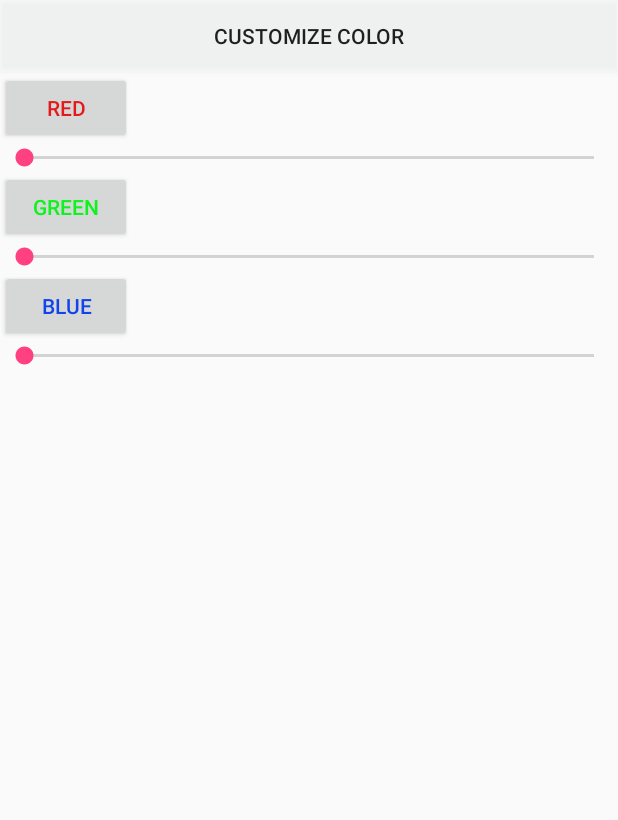
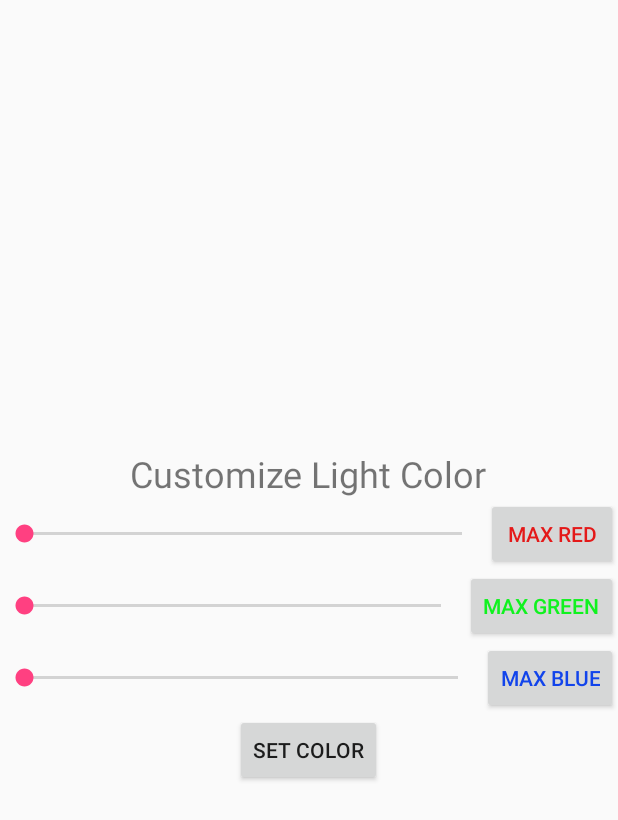
Before and after one commit to crflemin/smart-holiday-lights, an Android app: the layout fragment_color.xml on its own in the app's theme, with its tools: preview values and no code run, on a phone screen of 412 x 824 dp. Shown: the top 820 px of the screen. Run offline under Robolectric (Android 15) with nearby library versions, the phone set to English and light mode, and no system bars.

Commit message:
Added ArduinoInterface class and updated fragment_color layout

```diff
--- a/android-studio-files/app/src/main/res/layout/fragment_color.xml
+++ b/android-studio-files/app/src/main/res/layout/fragment_color.xml
@@ -1,54 +1,87 @@
 <?xml version="1.0" encoding="utf-8"?>
 <LinearLayout xmlns:android="http://schemas.android.com/apk/res/android"
     android:orientation="vertical" android:layout_width="match_parent"
-    android:layout_height="match_parent">
+    android:layout_height="match_parent"
+    android:gravity="center">
 
-    <Button
+    <TextView
+        android:layout_width="wrap_content"
+        android:layout_height="wrap_content"
+        android:text="@string/color_menu_title"
+        android:layout_gravity="center"
+        android:textSize="24sp"/>
+
+    <LinearLayout
         android:layout_width="match_parent"
         android:layout_height="wrap_content"
-        android:text="Customize color"
-        android:id="@+id/button6"
-        android:background="#44f8fbfb"
-        android:clickable="false"/>
+        android:orientation="horizontal">
+
+        <SeekBar
+            android:layout_width="wrap_content"
+            android:layout_height="match_parent"
+            android:layout_weight="0.7"
+            android:max="255"
+            android:id="@+id/red_bar" />
 
         <Button
             android:layout_width="wrap_content"
             android:layout_height="wrap_content"
-        android:text="Red"
-        android:id="@+id/button7"
+            android:text="@string/red_button"
+            android:id="@+id/red_button"
             android:textColor="#e41919"
-        android:clickable="false" />
+            android:clickable="false"
+            android:layout_gravity="center"/>
+
+    </LinearLayout>
+
+    <LinearLayout
+        android:layout_width="match_parent"
+        android:layout_height="wrap_content"
+        android:orientation="horizontal">
 
         <SeekBar
-        android:layout_width="match_parent"
-        android:layout_height="wrap_content"
-        android:id="@+id/seekBar" />
+            android:layout_width="wrap_content"
+            android:layout_height="match_parent"
+            android:layout_weight="0.7"
+            android:max="255"
+            android:id="@+id/green_bar" />
 
         <Button
             android:layout_width="wrap_content"
             android:layout_height="wrap_content"
-        android:text="Green"
-        android:id="@+id/button8"
-        android:singleLine="false"
-        android:clickable="false"
-        android:textColor="#10f21f" />
+            android:text="@string/green_button"
+            android:id="@+id/green_button"
+            android:textColor="#10f21f"
+            android:layout_gravity="center"/>
+
+    </LinearLayout>
+
+    <LinearLayout
+        android:layout_width="match_parent"
+        android:layout_height="wrap_content"
+        android:orientation="horizontal">
 
         <SeekBar
-        android:layout_width="match_parent"
-        android:layout_height="wrap_content"
-        android:id="@+id/seekBar2" />
+            android:layout_width="wrap_content"
+            android:layout_height="match_parent"
+            android:layout_weight="0.7"
+            android:max="255"
+            android:id="@+id/blue_bar" />
 
          <Button
             android:layout_width="wrap_content"
             android:layout_height="wrap_content"
-        android:text="Blue"
-        android:id="@+id/button9"
-        android:clickable="false"
-        android:textColor="#1244eb" />
-
-    <SeekBar
-        android:layout_width="match_parent"
-        android:layout_height="wrap_content"
-        android:id="@+id/seekBar3" />
+            android:text="@string/blue_button"
+            android:id="@+id/blue_button"
+            android:textColor="#1244eb"
+            android:layout_gravity="center"/>
 
     </LinearLayout>
+
+    <Button
+        android:layout_width="wrap_content"
+        android:layout_height="wrap_content"
+        android:layout_gravity="center"
+        android:text="@string/send_color_button"/>
+
+</LinearLayout>
--- a/android-studio-files/app/src/main/res/values/strings.xml
+++ b/android-studio-files/app/src/main/res/values/strings.xml
@@ -1,5 +1,12 @@
 <resources>
-    <string name="app_name">FinalProject</string>
+    <string name="app_name">SmartHoliday Light Show</string>
     <string name="action_settings">Settings</string>
     <string name="pattern_a">Now showing pattern A</string>
+
+    <string name="color_menu_title">Customize Light Color</string>
+    <string name="red_button">Max Red</string>
+    <string name="green_button">Max Green</string>
+    <string name="blue_button">Max Blue</string>
+    <string name="send_color_button">Set Color</string>
+
 </resources>
```
Also changed, not shown: android-studio-files/app/src/main/java/com/developer/pnolanre/finalproject/ArduinoInterface.java (added, +103 -0 lines), 3 other files. Lines whose indentation alone changed are shown as unchanged.
